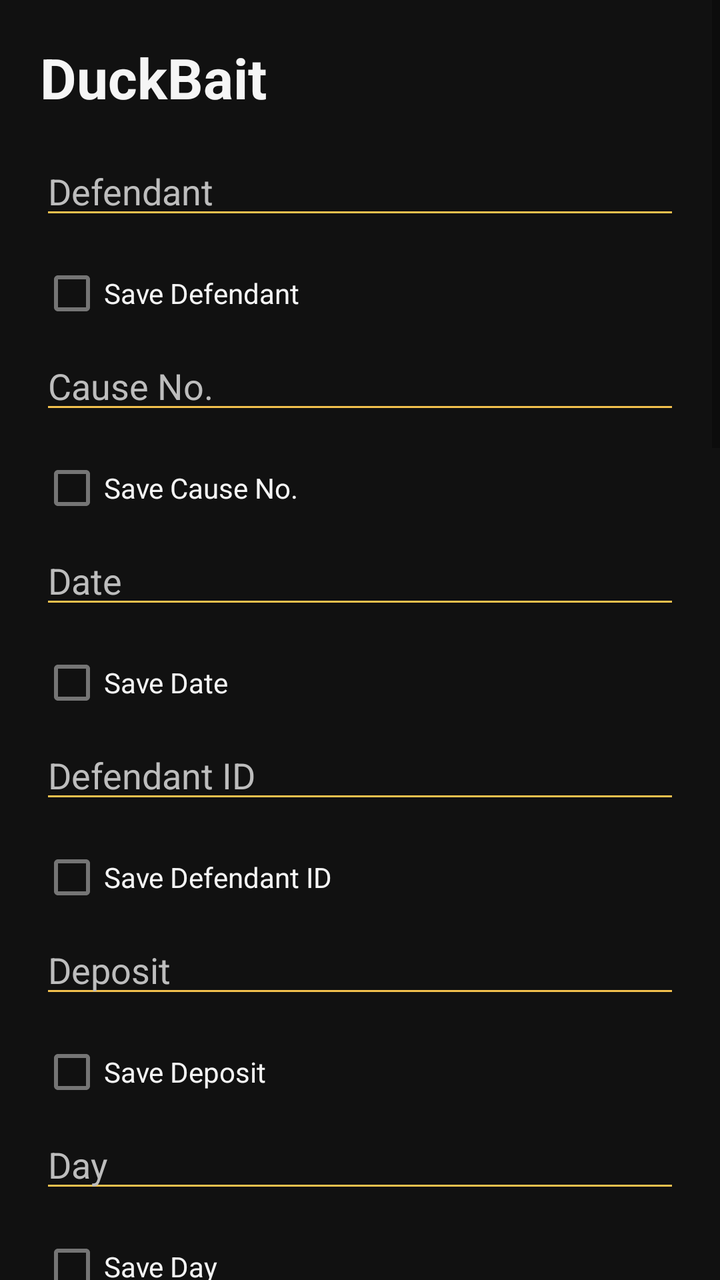
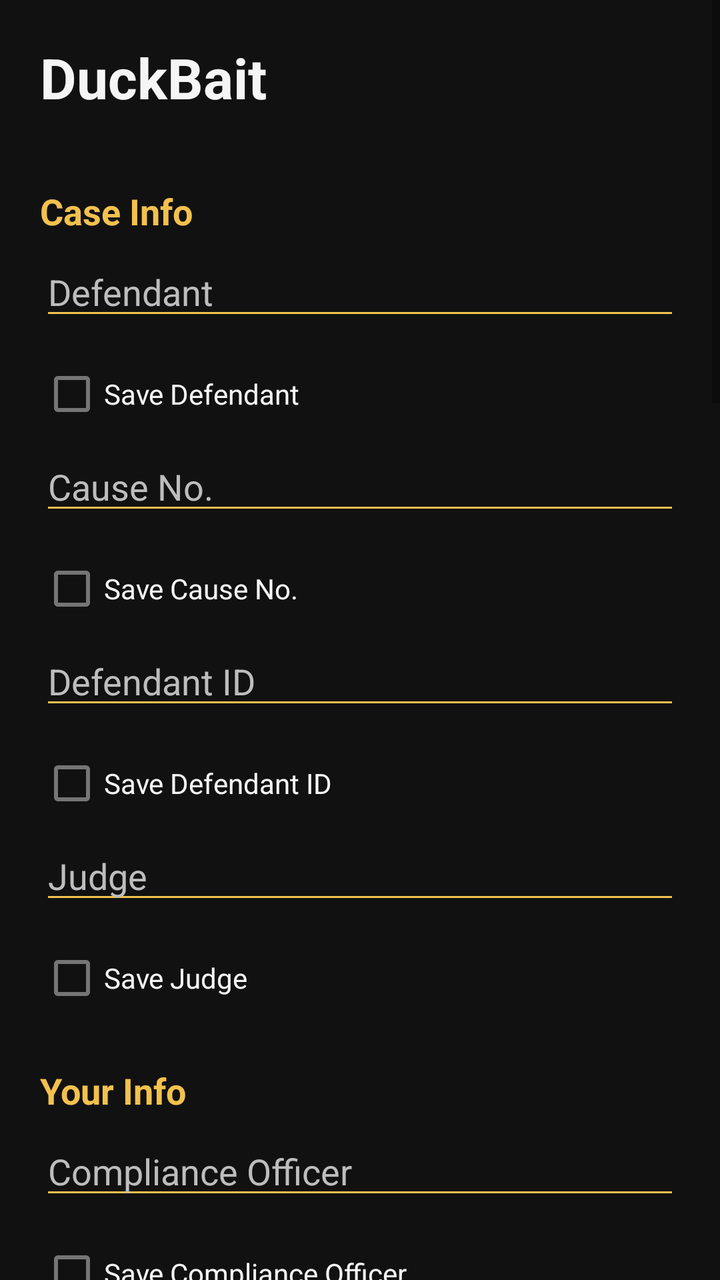

The first picture is an Android layout as it rendered before a commit; the second is the same layout after the commit. The layout source and the unified diff follow.
<!-- AndroidManifest.xml: fallback theme Theme.MaterialComponents.DayNight.NoActionBar -->
<!-- res/layout/activity_main.xml -->
<?xml version="1.0" encoding="utf-8"?>
<ScrollView xmlns:android="http://schemas.android.com/apk/res/android"
    android:layout_width="match_parent"
    android:layout_height="match_parent"
    android:background="@color/duckbait_background"
    android:fillViewport="true">

    <LinearLayout
        android:layout_width="match_parent"
        android:layout_height="wrap_content"
        android:orientation="vertical"
        android:padding="20dp">

        <TextView
            android:layout_width="match_parent"
            android:layout_height="wrap_content"
            android:layout_marginBottom="16dp"
            android:text="DuckBait"
            android:textColor="@color/duckbait_text"
            android:textSize="28sp"
            android:textStyle="bold" />

        <EditText
            android:id="@+id/input_defendant"
            android:layout_width="match_parent"
            android:layout_height="wrap_content"
            android:layout_marginBottom="8dp"
            android:backgroundTint="@color/duckbait_primary"
            android:hint="Defendant"
            android:textColor="@color/duckbait_text"
            android:textColorHint="@color/duckbait_hint"
            android:inputType="textPersonName" />
        <CheckBox
            android:id="@+id/save_defendant"
            android:layout_width="wrap_content"
            android:layout_height="wrap_content"
            android:text="Save Defendant"
            android:textColor="@color/duckbait_text" />

        <EditText
            android:id="@+id/input_causeno"
            android:layout_width="match_parent"
            android:layout_height="wrap_content"
            android:layout_marginBottom="8dp"
            android:backgroundTint="@color/duckbait_primary"
            android:hint="Cause No."
            android:textColor="@color/duckbait_text"
            android:textColorHint="@color/duckbait_hint"
            android:inputType="text" />
        <CheckBox
            android:id="@+id/save_causeno"
            android:layout_width="wrap_content"
            android:layout_height="wrap_content"
            android:text="Save Cause No."
            android:textColor="@color/duckbait_text" />

        <EditText
            android:id="@+id/input_date"
            android:layout_width="match_parent"
            android:layout_height="wrap_content"
            android:layout_marginBottom="8dp"
            android:backgroundTint="@color/duckbait_primary"
            android:hint="Date"
            android:textColor="@color/duckbait_text"
            android:textColorHint="@color/duckbait_hint"
            android:inputType="text" />
        <CheckBox
            android:id="@+id/save_date"
            android:layout_width="wrap_content"
            android:layout_height="wrap_content"
            android:text="Save Date"
            android:textColor="@color/duckbait_text" />

        <EditText
            android:id="@+id/input_defid"
            android:layout_width="match_parent"
            android:layout_height="wrap_content"
            android:layout_marginBottom="8dp"
            android:backgroundTint="@color/duckbait_primary"
            android:hint="Defendant ID"
            android:textColor="@color/duckbait_text"
            android:textColorHint="@color/duckbait_hint"
            android:inputType="text" />
        <CheckBox
            android:id="@+id/save_defid"
            android:layout_width="wrap_content"
            android:layout_height="wrap_content"
            android:text="Save Defendant ID"
            android:textColor="@color/duckbait_text" />

        <EditText
            android:id="@+id/input_deposit"
            android:layout_width="match_parent"
            android:layout_height="wrap_content"
            android:layout_marginBottom="8dp"
            android:backgroundTint="@color/duckbait_primary"
            android:hint="Deposit"
            android:textColor="@color/duckbait_text"
            android:textColorHint="@color/duckbait_hint"
            android:inputType="numberDecimal" />
        <CheckBox
            android:id="@+id/save_deposit"
            android:layout_width="wrap_content"
            android:layout_height="wrap_content"
            android:text="Save Deposit"
            android:textColor="@color/duckbait_text" />

        <EditText
            android:id="@+id/input_day"
            android:layout_width="match_parent"
            android:layout_height="wrap_content"
            android:layout_marginBottom="8dp"
            android:backgroundTint="@color/duckbait_primary"
            android:hint="Day"
            android:textColor="@color/duckbait_text"
            android:textColorHint="@color/duckbait_hint"
            android:inputType="number" />
        <CheckBox
            android:id="@+id/save_day"
            android:layout_width="wrap_content"
            android:layout_height="wrap_content"
            android:text="Save Day"
            android:textColor="@color/duckbait_text" />

        <EditText
            android:id="@+id/input_month"
            android:layout_width="match_parent"
            android:layout_height="wrap_content"
            android:layout_marginBottom="8dp"
            android:backgroundTint="@color/duckbait_primary"
            android:hint="Month"
            android:textColor="@color/duckbait_text"
            android:textColorHint="@color/duckbait_hint"
            android:inputType="text" />
        <CheckBox
            android:id="@+id/save_month"
            android:layout_width="wrap_content"
            android:layout_height="wrap_content"
            android:text="Save Month"
            android:textColor="@color/duckbait_text" />

        <EditText
            android:id="@+id/input_year"
            android:layout_width="match_parent"
            android:layout_height="wrap_content"
            android:layout_marginBottom="8dp"
            android:backgroundTint="@color/duckbait_primary"
            android:hint="Year"
            android:textColor="@color/duckbait_text"
            android:textColorHint="@color/duckbait_hint"
            android:inputType="number" />
        <CheckBox
            android:id="@+id/save_year"
            android:layout_width="wrap_content"
            android:layout_height="wrap_content"
            android:text="Save Year"
            android:textColor="@color/duckbait_text" />

        <EditText
            android:id="@+id/input_compliance_officer"
            android:layout_width="match_parent"
            android:layout_height="wrap_content"
            android:layout_marginBottom="8dp"
            android:backgroundTint="@color/duckbait_primary"
            android:hint="Compliance Officer"
            android:textColor="@color/duckbait_text"
            android:textColorHint="@color/duckbait_hint"
            android:inputType="textPersonName" />
        <CheckBox
            android:id="@+id/save_compliance_officer"
            android:layout_width="wrap_content"
            android:layout_height="wrap_content"
            android:text="Save Compliance Officer"
            android:textColor="@color/duckbait_text" />

        <EditText
            android:id="@+id/input_phone"
            android:layout_width="match_parent"
            android:layout_height="wrap_content"
            android:layout_marginBottom="8dp"
            android:backgroundTint="@color/duckbait_primary"
            android:hint="Phone"
            android:textColor="@color/duckbait_text"
            android:textColorHint="@color/duckbait_hint"
            android:inputType="phone" />
        <CheckBox
            android:id="@+id/save_phone"
            android:layout_width="wrap_content"
            android:layout_height="wrap_content"
            android:text="Save Phone"
            android:textColor="@color/duckbait_text" />

        <EditText
            android:id="@+id/input_email"
            android:layout_width="match_parent"
            android:layout_height="wrap_content"
            android:layout_marginBottom="8dp"
            android:backgroundTint="@color/duckbait_primary"
            android:hint="Email"
            android:textColor="@color/duckbait_text"
            android:textColorHint="@color/duckbait_hint"
            android:inputType="textEmailAddress" />
        <CheckBox
            android:id="@+id/save_email"
            android:layout_width="wrap_content"
            android:layout_height="wrap_content"
            android:text="Save Email"
            android:textColor="@color/duckbait_text" />

        <EditText
            android:id="@+id/input_badge"
            android:layout_width="match_parent"
            android:layout_height="wrap_content"
            android:layout_marginBottom="8dp"
            android:backgroundTint="@color/duckbait_primary"
            android:hint="Badge"
            android:textColor="@color/duckbait_text"
            android:textColorHint="@color/duckbait_hint"
            android:inputType="text" />
        <CheckBox
            android:id="@+id/save_badge"
            android:layout_width="wrap_content"
            android:layout_height="wrap_content"
            android:text="Save Badge"
            android:textColor="@color/duckbait_text" />

        <EditText
            android:id="@+id/input_gps"
            android:layout_width="match_parent"
            android:layout_height="wrap_content"
            android:layout_marginBottom="8dp"
            android:backgroundTint="@color/duckbait_primary"
            android:hint="GPS"
            android:textColor="@color/duckbait_text"
            android:textColorHint="@color/duckbait_hint"
            android:inputType="text" />
        <CheckBox
            android:id="@+id/save_gps"
            android:layout_width="wrap_content"
            android:layout_height="wrap_content"
            android:text="Save GPS"
            android:textColor="@color/duckbait_text" />

        <EditText
            android:id="@+id/input_program"
            android:layout_width="match_parent"
            android:layout_height="wrap_content"
            android:layout_marginBottom="8dp"
            android:backgroundTint="@color/duckbait_primary"
            android:hint="Program"
            android:textColor="@color/duckbait_text"
            android:textColorHint="@color/duckbait_hint"
            android:inputType="text" />
        <CheckBox
            android:id="@+id/save_program"
            android:layout_width="wrap_content"
            android:layout_height="wrap_content"
            android:text="Save Program"
            android:textColor="@color/duckbait_text" />

        <EditText
            android:id="@+id/input_tax"
            android:layout_width="match_parent"
            android:layout_height="wrap_content"
            android:layout_marginBottom="8dp"
            android:backgroundTint="@color/duckbait_primary"
            android:hint="Tax"
            android:textColor="@color/duckbait_text"
            android:textColorHint="@color/duckbait_hint"
            android:inputType="text" />
        <CheckBox
            android:id="@+id/save_tax"
            android:layout_width="wrap_content"
            android:layout_height="wrap_content"
            android:text="Save Tax"
            android:textColor="@color/duckbait_text" />

        <EditText
            android:id="@+id/input_judge"
            android:layout_width="match_parent"
            android:layout_height="wrap_content"
            android:layout_marginBottom="8dp"
            android:backgroundTint="@color/duckbait_primary"
            android:hint="Judge"
            android:textColor="@color/duckbait_text"
            android:textColorHint="@color/duckbait_hint"
            android:inputType="textPersonName" />
        <CheckBox
            android:id="@+id/save_judge"
            android:layout_width="wrap_content"
            android:layout_height="wrap_content"
            android:text="Save Judge"
            android:textColor="@color/duckbait_text" />

        <Button
            android:id="@+id/btn_select_file"
            android:layout_width="match_parent"
            android:layout_height="wrap_content"
            android:layout_marginTop="12dp"
            android:backgroundTint="@color/duckbait_primary"
            android:text="Select DOCX Template"
            android:textColor="@color/duckbait_background" />

        <TextView
            android:id="@+id/txt_selected_file"
            android:layout_width="match_parent"
            android:layout_height="wrap_content"
            android:paddingTop="10dp"
            android:text="No template selected"
            android:textColor="@color/duckbait_text" />

        <Button
            android:id="@+id/btn_generate"
            android:layout_width="match_parent"
            android:layout_height="wrap_content"
            android:layout_marginTop="12dp"
            android:backgroundTint="@color/duckbait_primary"
            android:text="Generate Document"
            android:textColor="@color/duckbait_background" />

        <TextView
            android:id="@+id/txt_status"
            android:layout_width="match_parent"
            android:layout_height="wrap_content"
            android:paddingTop="10dp"
            android:text="Status: Select a template to begin."
            android:textColor="@color/duckbait_text" />
    </LinearLayout>
</ScrollView>
<!-- resources referenced by this layout -->
<resources>
  <color name="duckbait_background">#111111</color>
  <color name="duckbait_hint">#BDBDBD</color>
  <color name="duckbait_primary">#F2C14E</color>
  <color name="duckbait_text">#F5F5F5</color>
</resources>

<!-- the commit's change to res/layout/activity_main.xml (unified diff, before → after) -->
@@ -20,6 +20,16 @@
             android:textSize="28sp"
             android:textStyle="bold" />
 
+        <TextView
+            android:layout_width="match_parent"
+            android:layout_height="wrap_content"
+            android:layout_marginTop="20dp"
+            android:layout_marginBottom="6dp"
+            android:text="Case Info"
+            android:textColor="@color/duckbait_primary"
+            android:textSize="18sp"
+            android:textStyle="bold" />
+
         <EditText
             android:id="@+id/input_defendant"
             android:layout_width="match_parent"
@@ -55,6 +65,209 @@
             android:textColor="@color/duckbait_text" />
 
         <EditText
+            android:id="@+id/input_defid"
+            android:layout_width="match_parent"
+            android:layout_height="wrap_content"
+            android:layout_marginBottom="8dp"
+            android:backgroundTint="@color/duckbait_primary"
+            android:hint="Defendant ID"
+            android:textColor="@color/duckbait_text"
+            android:textColorHint="@color/duckbait_hint"
+            android:inputType="text" />
+        <CheckBox
+            android:id="@+id/save_defid"
+            android:layout_width="wrap_content"
+            android:layout_height="wrap_content"
+            android:text="Save Defendant ID"
+            android:textColor="@color/duckbait_text" />
+
+        <EditText
+            android:id="@+id/input_judge"
+            android:layout_width="match_parent"
+            android:layout_height="wrap_content"
+            android:layout_marginBottom="8dp"
+            android:backgroundTint="@color/duckbait_primary"
+            android:hint="Judge"
+            android:textColor="@color/duckbait_text"
+            android:textColorHint="@color/duckbait_hint"
+            android:inputType="textPersonName" />
+        <CheckBox
+            android:id="@+id/save_judge"
+            android:layout_width="wrap_content"
+            android:layout_height="wrap_content"
+            android:text="Save Judge"
+            android:textColor="@color/duckbait_text" />
+
+
+        <TextView
+            android:layout_width="match_parent"
+            android:layout_height="wrap_content"
+            android:layout_marginTop="20dp"
+            android:layout_marginBottom="6dp"
+            android:text="Your Info"
+            android:textColor="@color/duckbait_primary"
+            android:textSize="18sp"
+            android:textStyle="bold" />
+
+        <EditText
+            android:id="@+id/input_compliance_officer"
+            android:layout_width="match_parent"
+            android:layout_height="wrap_content"
+            android:layout_marginBottom="8dp"
+            android:backgroundTint="@color/duckbait_primary"
+            android:hint="Compliance Officer"
+            android:textColor="@color/duckbait_text"
+            android:textColorHint="@color/duckbait_hint"
+            android:inputType="textPersonName" />
+        <CheckBox
+            android:id="@+id/save_compliance_officer"
+            android:layout_width="wrap_content"
+            android:layout_height="wrap_content"
+            android:text="Save Compliance Officer"
+            android:textColor="@color/duckbait_text" />
+
+        <EditText
+            android:id="@+id/input_badge"
+            android:layout_width="match_parent"
+            android:layout_height="wrap_content"
+            android:layout_marginBottom="8dp"
+            android:backgroundTint="@color/duckbait_primary"
+            android:hint="Badge"
+            android:textColor="@color/duckbait_text"
+            android:textColorHint="@color/duckbait_hint"
+            android:inputType="text" />
+        <CheckBox
+            android:id="@+id/save_badge"
+            android:layout_width="wrap_content"
+            android:layout_height="wrap_content"
+            android:text="Save Badge"
+            android:textColor="@color/duckbait_text" />
+
+        <EditText
+            android:id="@+id/input_email"
+            android:layout_width="match_parent"
+            android:layout_height="wrap_content"
+            android:layout_marginBottom="8dp"
+            android:backgroundTint="@color/duckbait_primary"
+            android:hint="Email"
+            android:textColor="@color/duckbait_text"
+            android:textColorHint="@color/duckbait_hint"
+            android:inputType="textEmailAddress" />
+        <CheckBox
+            android:id="@+id/save_email"
+            android:layout_width="wrap_content"
+            android:layout_height="wrap_content"
+            android:text="Save Email"
+            android:textColor="@color/duckbait_text" />
+
+        <EditText
+            android:id="@+id/input_phone"
+            android:layout_width="match_parent"
+            android:layout_height="wrap_content"
+            android:layout_marginBottom="8dp"
+            android:backgroundTint="@color/duckbait_primary"
+            android:hint="Phone"
+            android:textColor="@color/duckbait_text"
+            android:textColorHint="@color/duckbait_hint"
+            android:inputType="phone" />
+        <CheckBox
+            android:id="@+id/save_phone"
+            android:layout_width="wrap_content"
+            android:layout_height="wrap_content"
+            android:text="Save Phone"
+            android:textColor="@color/duckbait_text" />
+
+
+        <TextView
+            android:layout_width="match_parent"
+            android:layout_height="wrap_content"
+            android:layout_marginTop="20dp"
+            android:layout_marginBottom="6dp"
+            android:text="Pay Amounts"
+            android:textColor="@color/duckbait_primary"
+            android:textSize="18sp"
+            android:textStyle="bold" />
+
+        <EditText
+            android:id="@+id/input_gps"
+            android:layout_width="match_parent"
+            android:layout_height="wrap_content"
+            android:layout_marginBottom="8dp"
+            android:backgroundTint="@color/duckbait_primary"
+            android:hint="GPS"
+            android:textColor="@color/duckbait_text"
+            android:textColorHint="@color/duckbait_hint"
+            android:inputType="text" />
+        <CheckBox
+            android:id="@+id/save_gps"
+            android:layout_width="wrap_content"
+            android:layout_height="wrap_content"
+            android:text="Save GPS"
+            android:textColor="@color/duckbait_text" />
+
+        <EditText
+            android:id="@+id/input_program"
+            android:layout_width="match_parent"
+            android:layout_height="wrap_content"
+            android:layout_marginBottom="8dp"
+            android:backgroundTint="@color/duckbait_primary"
+            android:hint="Program"
+            android:textColor="@color/duckbait_text"
+            android:textColorHint="@color/duckbait_hint"
+            android:inputType="text" />
+        <CheckBox
+            android:id="@+id/save_program"
+            android:layout_width="wrap_content"
+            android:layout_height="wrap_content"
+            android:text="Save Program"
+            android:textColor="@color/duckbait_text" />
+
+        <EditText
+            android:id="@+id/input_tax"
+            android:layout_width="match_parent"
+            android:layout_height="wrap_content"
+            android:layout_marginBottom="8dp"
+            android:backgroundTint="@color/duckbait_primary"
+            android:hint="Tax"
+            android:textColor="@color/duckbait_text"
+            android:textColorHint="@color/duckbait_hint"
+            android:inputType="text" />
+        <CheckBox
+            android:id="@+id/save_tax"
+            android:layout_width="wrap_content"
+            android:layout_height="wrap_content"
+            android:text="Save Tax"
+            android:textColor="@color/duckbait_text" />
+
+        <EditText
+            android:id="@+id/input_deposit"
+            android:layout_width="match_parent"
+            android:layout_height="wrap_content"
+            android:layout_marginBottom="8dp"
+            android:backgroundTint="@color/duckbait_primary"
+            android:hint="Deposit"
+            android:textColor="@color/duckbait_text"
+            android:textColorHint="@color/duckbait_hint"
+            android:inputType="numberDecimal" />
+        <CheckBox
+            android:id="@+id/save_deposit"
+            android:layout_width="wrap_content"
+            android:layout_height="wrap_content"
+            android:text="Save Deposit"
+            android:textColor="@color/duckbait_text" />
+
+
+        <TextView
+            android:layout_width="match_parent"
+            android:layout_height="wrap_content"
+            android:layout_marginTop="20dp"
+            android:layout_marginBottom="6dp"
+            android:text="Dates"
+            android:textColor="@color/duckbait_primary"
+            android:textSize="18sp"
+            android:textStyle="bold" />
+
+        <EditText
             android:id="@+id/input_date"
             android:layout_width="match_parent"
             android:layout_height="wrap_content"
@@ -72,40 +285,6 @@
             android:textColor="@color/duckbait_text" />
 
         <EditText
-            android:id="@+id/input_defid"
-            android:layout_width="match_parent"
-            android:layout_height="wrap_content"
-            android:layout_marginBottom="8dp"
-            android:backgroundTint="@color/duckbait_primary"
-            android:hint="Defendant ID"
-            android:textColor="@color/duckbait_text"
-            android:textColorHint="@color/duckbait_hint"
-            android:inputType="text" />
-        <CheckBox
-            android:id="@+id/save_defid"
-            android:layout_width="wrap_content"
-            android:layout_height="wrap_content"
-            android:text="Save Defendant ID"
-            android:textColor="@color/duckbait_text" />
-
-        <EditText
-            android:id="@+id/input_deposit"
-            android:layout_width="match_parent"
-            android:layout_height="wrap_content"
-            android:layout_marginBottom="8dp"
-            android:backgroundTint="@color/duckbait_primary"
-            android:hint="Deposit"
-            android:textColor="@color/duckbait_text"
-            android:textColorHint="@color/duckbait_hint"
-            android:inputType="numberDecimal" />
-        <CheckBox
-            android:id="@+id/save_deposit"
-            android:layout_width="wrap_content"
-            android:layout_height="wrap_content"
-            android:text="Save Deposit"
-            android:textColor="@color/duckbait_text" />
-
-        <EditText
             android:id="@+id/input_day"
             android:layout_width="match_parent"
             android:layout_height="wrap_content"
@@ -156,141 +335,6 @@
             android:text="Save Year"
             android:textColor="@color/duckbait_text" />
 
-        <EditText
-            android:id="@+id/input_compliance_officer"
-            android:layout_width="match_parent"
-            android:layout_height="wrap_content"
-            android:layout_marginBottom="8dp"
-            android:backgroundTint="@color/duckbait_primary"
-            android:hint="Compliance Officer"
-            android:textColor="@color/duckbait_text"
-            android:textColorHint="@color/duckbait_hint"
-            android:inputType="textPersonName" />
-        <CheckBox
-            android:id="@+id/save_compliance_officer"
-            android:layout_width="wrap_content"
-            android:layout_height="wrap_content"
-            android:text="Save Compliance Officer"
-            android:textColor="@color/duckbait_text" />
-
-        <EditText
-            android:id="@+id/input_phone"
-            android:layout_width="match_parent"
-            android:layout_height="wrap_content"
-            android:layout_marginBottom="8dp"
-            android:backgroundTint="@color/duckbait_primary"
-            android:hint="Phone"
-            android:textColor="@color/duckbait_text"
-            android:textColorHint="@color/duckbait_hint"
-            android:inputType="phone" />
-        <CheckBox
-            android:id="@+id/save_phone"
-            android:layout_width="wrap_content"
-            android:layout_height="wrap_content"
-            android:text="Save Phone"
-            android:textColor="@color/duckbait_text" />
-
-        <EditText
-            android:id="@+id/input_email"
-            android:layout_width="match_parent"
-            android:layout_height="wrap_content"
-            android:layout_marginBottom="8dp"
-            android:backgroundTint="@color/duckbait_primary"
-            android:hint="Email"
-            android:textColor="@color/duckbait_text"
-            android:textColorHint="@color/duckbait_hint"
-            android:inputType="textEmailAddress" />
-        <CheckBox
-            android:id="@+id/save_email"
-            android:layout_width="wrap_content"
-            android:layout_height="wrap_content"
-            android:text="Save Email"
-            android:textColor="@color/duckbait_text" />
-
-        <EditText
-            android:id="@+id/input_badge"
-            android:layout_width="match_parent"
-            android:layout_height="wrap_content"
-            android:layout_marginBottom="8dp"
-            android:backgroundTint="@color/duckbait_primary"
-            android:hint="Badge"
-            android:textColor="@color/duckbait_text"
-            android:textColorHint="@color/duckbait_hint"
-            android:inputType="text" />
-        <CheckBox
-            android:id="@+id/save_badge"
-            android:layout_width="wrap_content"
-            android:layout_height="wrap_content"
-            android:text="Save Badge"
-            android:textColor="@color/duckbait_text" />
-
-        <EditText
-            android:id="@+id/input_gps"
-            android:layout_width="match_parent"
-            android:layout_height="wrap_content"
-            android:layout_marginBottom="8dp"
-            android:backgroundTint="@color/duckbait_primary"
-            android:hint="GPS"
-            android:textColor="@color/duckbait_text"
-            android:textColorHint="@color/duckbait_hint"
-            android:inputType="text" />
-        <CheckBox
-            android:id="@+id/save_gps"
-            android:layout_width="wrap_content"
-            android:layout_height="wrap_content"
-            android:text="Save GPS"
-            android:textColor="@color/duckbait_text" />
-
-        <EditText
-            android:id="@+id/input_program"
-            android:layout_width="match_parent"
-            android:layout_height="wrap_content"
-            android:layout_marginBottom="8dp"
-            android:backgroundTint="@color/duckbait_primary"
-            android:hint="Program"
-            android:textColor="@color/duckbait_text"
-            android:textColorHint="@color/duckbait_hint"
-            android:inputType="text" />
-        <CheckBox
-            android:id="@+id/save_program"
-            android:layout_width="wrap_content"
-            android:layout_height="wrap_content"
-            android:text="Save Program"
-            android:textColor="@color/duckbait_text" />
-
-        <EditText
-            android:id="@+id/input_tax"
-            android:layout_width="match_parent"
-            android:layout_height="wrap_content"
-            android:layout_marginBottom="8dp"
-            android:backgroundTint="@color/duckbait_primary"
-            android:hint="Tax"
-            android:textColor="@color/duckbait_text"
-            android:textColorHint="@color/duckbait_hint"
-            android:inputType="text" />
-        <CheckBox
-            android:id="@+id/save_tax"
-            android:layout_width="wrap_content"
-            android:layout_height="wrap_content"
-            android:text="Save Tax"
-            android:textColor="@color/duckbait_text" />
-
-        <EditText
-            android:id="@+id/input_judge"
-            android:layout_width="match_parent"
-            android:layout_height="wrap_content"
-            android:layout_marginBottom="8dp"
-            android:backgroundTint="@color/duckbait_primary"
-            android:hint="Judge"
-            android:textColor="@color/duckbait_text"
-            android:textColorHint="@color/duckbait_hint"
-            android:inputType="textPersonName" />
-        <CheckBox
-            android:id="@+id/save_judge"
-            android:layout_width="wrap_content"
-            android:layout_height="wrap_content"
-            android:text="Save Judge"
-            android:textColor="@color/duckbait_text" />
 
         <Button
             android:id="@+id/btn_select_file"
